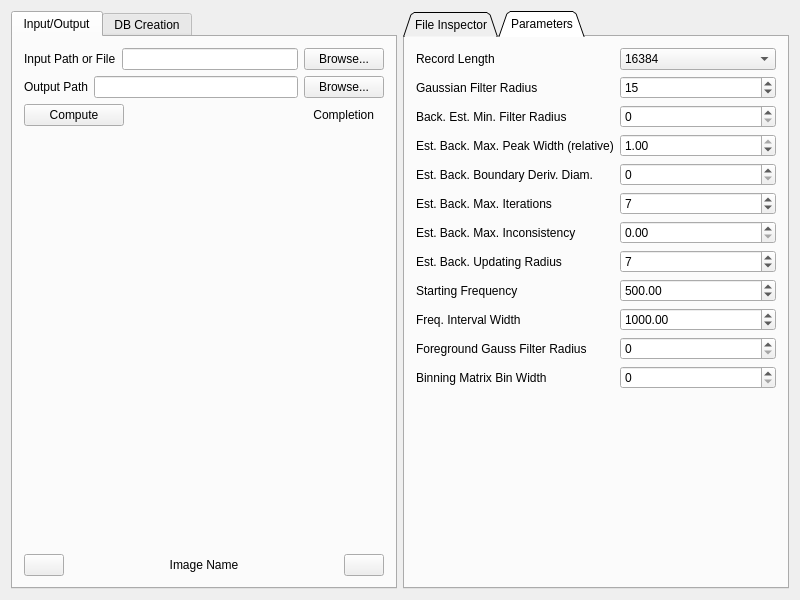
Qt form GUI/Resources/audioRecMain.ui (DottD/audioRec) before a commit.
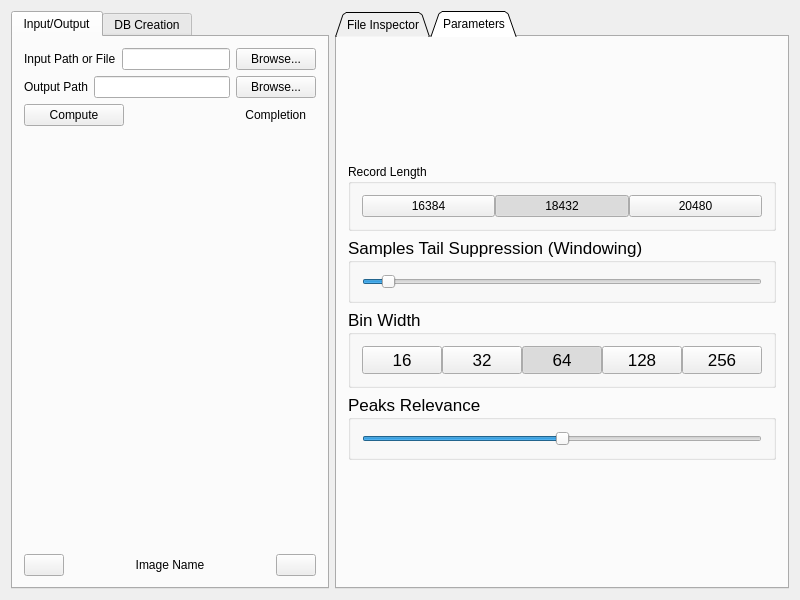
The same form after that commit. The open tabs and pages were chosen to show the change. Icons and pictures are not drawn. Custom widgets are drawn as their Qt base class.

Patch:
```diff
--- a/GUI/Resources/audioRecMain.ui
+++ b/GUI/Resources/audioRecMain.ui
@@ -160,225 +160,354 @@
       <attribute name="title">
        <string>Parameters</string>
       </attribute>
-      <layout class="QFormLayout" name="formLayout">
-       <item row="1" column="0">
-        <widget class="QLabel" name="LabelParRecLength">
-         <property name="text">
+      <layout class="QVBoxLayout" name="verticalLayout_4">
+       <item>
+        <spacer name="verticalSpacer_2">
+         <property name="orientation">
+          <enum>Qt::Vertical</enum>
+         </property>
+         <property name="sizeHint" stdset="0">
+          <size>
+           <width>20</width>
+           <height>40</height>
+          </size>
+         </property>
+        </spacer>
+       </item>
+       <item>
+        <widget class="QGroupBox" name="GroupBoxRecLength">
+         <property name="sizePolicy">
+          <sizepolicy hsizetype="Preferred" vsizetype="Maximum">
+           <horstretch>0</horstretch>
+           <verstretch>0</verstretch>
+          </sizepolicy>
+         </property>
+         <property name="title">
           <string>Record Length</string>
          </property>
-        </widget>
-       </item>
-       <item row="2" column="0">
-        <widget class="QLabel" name="LabelParGaussFilterRad">
-         <property name="text">
-          <string>Gaussian Filter Radius</string>
+         <property name="flat">
+          <bool>true</bool>
          </property>
+         <layout class="QHBoxLayout" name="HorRecLengthGroup">
+          <property name="spacing">
+           <number>0</number>
+          </property>
+          <item>
+           <widget class="QPushButton" name="ButtonRecLength2">
+            <property name="sizePolicy">
+             <sizepolicy hsizetype="Expanding" vsizetype="Fixed">
+              <horstretch>0</horstretch>
+              <verstretch>0</verstretch>
+             </sizepolicy>
+            </property>
+            <property name="text">
+             <string>16384</string>
+            </property>
+            <property name="checkable">
+             <bool>true</bool>
+            </property>
+            <property name="autoExclusive">
+             <bool>true</bool>
+            </property>
+            <attribute name="buttonGroup">
+             <string notr="true">ButtonGroupRecLength</string>
+            </attribute>
+           </widget>
+          </item>
+          <item>
+           <widget class="QPushButton" name="ButtonRecLength3">
+            <property name="sizePolicy">
+             <sizepolicy hsizetype="Expanding" vsizetype="Fixed">
+              <horstretch>0</horstretch>
+              <verstretch>0</verstretch>
+             </sizepolicy>
+            </property>
+            <property name="text">
+             <string>18432</string>
+            </property>
+            <property name="checkable">
+             <bool>true</bool>
+            </property>
+            <property name="checked">
+             <bool>true</bool>
+            </property>
+            <property name="autoExclusive">
+             <bool>true</bool>
+            </property>
+            <attribute name="buttonGroup">
+             <string notr="true">ButtonGroupRecLength</string>
+            </attribute>
+           </widget>
+          </item>
+          <item>
+           <widget class="QPushButton" name="ButtonRecLength1">
+            <property name="sizePolicy">
+             <sizepolicy hsizetype="Expanding" vsizetype="Fixed">
+              <horstretch>0</horstretch>
+              <verstretch>0</verstretch>
+             </sizepolicy>
+            </property>
+            <property name="text">
+             <string>20480</string>
+            </property>
+            <property name="checkable">
+             <bool>true</bool>
+            </property>
+            <property name="autoExclusive">
+             <bool>true</bool>
+            </property>
+            <property name="autoDefault">
+             <bool>false</bool>
+            </property>
+            <property name="default">
+             <bool>false</bool>
+            </property>
+            <property name="flat">
+             <bool>false</bool>
+            </property>
+            <attribute name="buttonGroup">
+             <string notr="true">ButtonGroupRecLength</string>
+            </attribute>
+           </widget>
+          </item>
+         </layout>
         </widget>
        </item>
-       <item row="2" column="1">
-        <widget class="QSpinBox" name="SpinParGaussFilterRad">
-         <property name="minimum">
-          <number>1</number>
+       <item>
+        <widget class="QGroupBox" name="GroupBoxTailSuppression">
+         <property name="sizePolicy">
+          <sizepolicy hsizetype="Preferred" vsizetype="Maximum">
+           <horstretch>0</horstretch>
+           <verstretch>0</verstretch>
+          </sizepolicy>
          </property>
-         <property name="maximum">
-          <number>1000</number>
+         <property name="font">
+          <font>
+           <pointsize>13</pointsize>
+          </font>
          </property>
-         <property name="value">
-          <number>15</number>
+         <property name="title">
+          <string>Samples Tail Suppression (Windowing)</string>
          </property>
+         <layout class="QVBoxLayout" name="verticalLayout_6">
+          <item>
+           <widget class="QSlider" name="SliderParTailSuppression">
+            <property name="sizePolicy">
+             <sizepolicy hsizetype="Expanding" vsizetype="Maximum">
+              <horstretch>0</horstretch>
+              <verstretch>0</verstretch>
+             </sizepolicy>
+            </property>
+            <property name="maximum">
+             <number>1000</number>
+            </property>
+            <property name="value">
+             <number>50</number>
+            </property>
+            <property name="orientation">
+             <enum>Qt::Horizontal</enum>
+            </property>
+           </widget>
+          </item>
+         </layout>
         </widget>
        </item>
-       <item row="3" column="0">
-        <widget class="QLabel" name="LabelParBackEstMinFilterRad">
-         <property name="text">
-          <string>Back. Est. Min. Filter Radius</string>
+       <item>
+        <widget class="QGroupBox" name="GroupBoxBinWidth">
+         <property name="sizePolicy">
+          <sizepolicy hsizetype="Preferred" vsizetype="Maximum">
+           <horstretch>0</horstretch>
+           <verstretch>0</verstretch>
+          </sizepolicy>
          </property>
-        </widget>
-       </item>
-       <item row="4" column="0">
-        <widget class="QLabel" name="LabelParBackEstMaxPeakWidthAllowed">
-         <property name="text">
-          <string>Est. Back. Max. Peak Width (relative)</string>
+         <property name="font">
+          <font>
+           <pointsize>13</pointsize>
+          </font>
          </property>
-        </widget>
-       </item>
-       <item row="4" column="1">
-        <widget class="QDoubleSpinBox" name="SpinParBackEstMaxPeakWidthAllowed">
-         <property name="minimum">
-          <double>0.000000000000000</double>
+         <property name="title">
+          <string>Bin Width</string>
          </property>
-         <property name="maximum">
-          <double>1.000000000000000</double>
-         </property>
-         <property name="singleStep">
-          <double>0.010000000000000</double>
-         </property>
-         <property name="value">
-          <double>1.000000000000000</double>
-         </property>
-        </widget>
-       </item>
-       <item row="5" column="0">
-        <widget class="QLabel" name="LabelParBackEstDerEstimationDiam">
-         <property name="text">
-          <string>Est. Back. Boundary Deriv. Diam.</string>
-         </property>
-        </widget>
-       </item>
-       <item row="6" column="0">
-        <widget class="QLabel" name="LabelParBackEstMaxIterations">
-         <property name="text">
-          <string>Est. Back. Max. Iterations</string>
-         </property>
-        </widget>
-       </item>
-       <item row="6" column="1">
-        <widget class="QSpinBox" name="SpinParBackEstMaxIterations">
-         <property name="minimum">
-          <number>1</number>
-         </property>
-         <property name="maximum">
-          <number>1000</number>
-         </property>
-         <property name="value">
-          <number>7</number>
-         </property>
-        </widget>
-       </item>
-       <item row="7" column="0">
-        <widget class="QLabel" name="LabelParBackEstMaxAllowedInconsistency">
-         <property name="text">
-          <string>Est. Back. Max. Inconsistency</string>
-         </property>
-        </widget>
-       </item>
-       <item row="8" column="0">
-        <widget class="QLabel" name="LabelParBackEstMaxDistNodes">
-         <property name="text">
-          <string>Est. Back. Updating Radius</string>
-         </property>
-        </widget>
-       </item>
-       <item row="8" column="1">
-        <widget class="QSpinBox" name="SpinParBackEstMaxDistNodes">
-         <property name="minimum">
-          <number>1</number>
-         </property>
-         <property name="maximum">
-          <number>1000</number>
-         </property>
-         <property name="value">
-          <number>7</number>
-         </property>
-        </widget>
-       </item>
-       <item row="9" column="0">
-        <widget class="QLabel" name="LabelParIntervalStartFreq">
-         <property name="text">
-          <string>Starting Frequency</string>
-         </property>
-        </widget>
-       </item>
-       <item row="9" column="1">
-        <widget class="QDoubleSpinBox" name="SpinParIntervalStartFreq">
-         <property name="minimum">
-          <double>0.000000000000000</double>
-         </property>
-         <property name="maximum">
-          <double>100000.000000000000000</double>
-         </property>
-         <property name="value">
-          <double>500.000000000000000</double>
-         </property>
-        </widget>
-       </item>
-       <item row="10" column="0">
-        <widget class="QLabel" name="LabelParIntervalWidthFreq">
-         <property name="text">
-          <string>Freq. Interval Width</string>
-         </property>
-        </widget>
-       </item>
-       <item row="10" column="1">
-        <widget class="QDoubleSpinBox" name="SpinParIntervalWidthFreq">
-         <property name="minimum">
-          <double>1.000000000000000</double>
-         </property>
-         <property name="maximum">
-          <double>100000.000000000000000</double>
-         </property>
-         <property name="value">
-          <double>1000.000000000000000</double>
-         </property>
-        </widget>
-       </item>
-       <item row="1" column="1">
-        <widget class="QComboBox" name="ComboParRecLength">
-         <item>
-          <property name="text">
-           <string>16384</string>
+         <layout class="QHBoxLayout" name="horizontalLayout_3">
+          <property name="spacing">
+           <number>0</number>
           </property>
-         </item>
-         <item>
-          <property name="text">
-           <string>18432</string>
-          </property>
-         </item>
-         <item>
-          <property name="text">
-           <string>20480</string>
-          </property>
-         </item>
+          <item>
+           <widget class="QPushButton" name="ButtonBinWidth1">
+            <property name="sizePolicy">
+             <sizepolicy hsizetype="Expanding" vsizetype="Fixed">
+              <horstretch>0</horstretch>
+              <verstretch>0</verstretch>
+             </sizepolicy>
+            </property>
+            <property name="text">
+             <string>16</string>
+            </property>
+            <property name="checkable">
+             <bool>true</bool>
+            </property>
+            <property name="autoExclusive">
+             <bool>true</bool>
+            </property>
+            <attribute name="buttonGroup">
+             <string notr="true">ButtonGroupBinWidth</string>
+            </attribute>
+           </widget>
+          </item>
+          <item>
+           <widget class="QPushButton" name="ButtonBinWidth5">
+            <property name="sizePolicy">
+             <sizepolicy hsizetype="Expanding" vsizetype="Fixed">
+              <horstretch>0</horstretch>
+              <verstretch>0</verstretch>
+             </sizepolicy>
+            </property>
+            <property name="text">
+             <string>32</string>
+            </property>
+            <property name="checkable">
+             <bool>true</bool>
+            </property>
+            <property name="autoExclusive">
+             <bool>true</bool>
+            </property>
+            <attribute name="buttonGroup">
+             <string notr="true">ButtonGroupBinWidth</string>
+            </attribute>
+           </widget>
+          </item>
+          <item>
+           <widget class="QPushButton" name="ButtonBinWidth4">
+            <property name="sizePolicy">
+             <sizepolicy hsizetype="Expanding" vsizetype="Fixed">
+              <horstretch>0</horstretch>
+              <verstretch>0</verstretch>
+             </sizepolicy>
+            </property>
+            <property name="text">
+             <string>64</string>
+            </property>
+            <property name="checkable">
+             <bool>true</bool>
+            </property>
+            <property name="checked">
+             <bool>true</bool>
+            </property>
+            <property name="autoExclusive">
+             <bool>true</bool>
+            </property>
+            <attribute name="buttonGroup">
+             <string notr="true">ButtonGroupBinWidth</string>
+            </attribute>
+           </widget>
+          </item>
+          <item>
+           <widget class="QPushButton" name="ButtonBinWidth3">
+            <property name="sizePolicy">
+             <sizepolicy hsizetype="Expanding" vsizetype="Fixed">
+              <horstretch>0</horstretch>
+              <verstretch>0</verstretch>
+             </sizepolicy>
+            </property>
+            <property name="text">
+             <string>128</string>
+            </property>
+            <property name="checkable">
+             <bool>true</bool>
+            </property>
+            <property name="autoExclusive">
+             <bool>true</bool>
+            </property>
+            <attribute name="buttonGroup">
+             <string notr="true">ButtonGroupBinWidth</string>
+            </attribute>
+           </widget>
+          </item>
+          <item>
+           <widget class="QPushButton" name="ButtonBinWidth2">
+            <property name="sizePolicy">
+             <sizepolicy hsizetype="Expanding" vsizetype="Fixed">
+              <horstretch>0</horstretch>
+              <verstretch>0</verstretch>
+             </sizepolicy>
+            </property>
+            <property name="text">
+             <string>256</string>
+            </property>
+            <property name="checkable">
+             <bool>true</bool>
+            </property>
+            <property name="autoExclusive">
+             <bool>true</bool>
+            </property>
+            <attribute name="buttonGroup">
+             <string notr="true">ButtonGroupBinWidth</string>
+            </attribute>
+           </widget>
+          </item>
+         </layout>
         </widget>
        </item>
-       <item row="11" column="0">
-        <widget class="QLabel" name="LabelParForeGaussFilterRad">
-         <property name="text">
-          <string>Foreground Gauss Filter Radius</string>
+       <item>
+        <widget class="QGroupBox" name="GroupBoxPeaksRelevance">
+         <property name="sizePolicy">
+          <sizepolicy hsizetype="Preferred" vsizetype="Maximum">
+           <horstretch>0</horstretch>
+           <verstretch>0</verstretch>
+          </sizepolicy>
          </property>
-        </widget>
-       </item>
-       <item row="3" column="1">
-        <widget class="QSpinBox" name="SpinParBackEstMinFilterRad">
-         <property name="maximum">
-          <number>1000</number>
+         <property name="font">
+          <font>
+           <pointsize>13</pointsize>
+          </font>
          </property>
-        </widget>
-       </item>
-       <item row="5" column="1">
-        <widget class="QSpinBox" name="SpinParBackEstDerEstimationDiam">
-         <property name="maximum">
-          <number>1000</number>
+         <property name="title">
+          <string>Peaks Relevance</string>
          </property>
+         <layout class="QVBoxLayout" name="verticalLayout_5">
+          <item>
+           <widget class="QSlider" name="SliderParPeaksRelevance">
+            <property name="sizePolicy">
+             <sizepolicy hsizetype="Expanding" vsizetype="Maximum">
+              <horstretch>0</horstretch>
+              <verstretch>0</verstretch>
+             </sizepolicy>
+            </property>
+            <property name="maximum">
+             <number>1000</number>
+            </property>
+            <property name="value">
+             <number>500</number>
+            </property>
+            <property name="orientation">
+             <enum>Qt::Horizontal</enum>
+            </property>
+            <property name="invertedAppearance">
+             <bool>false</bool>
+            </property>
+            <property name="invertedControls">
+             <bool>false</bool>
+            </property>
+            <property name="tickPosition">
+             <enum>QSlider::NoTicks</enum>
+            </property>
+           </widget>
+          </item>
+         </layout>
         </widget>
        </item>
-       <item row="7" column="1">
-        <widget class="QDoubleSpinBox" name="SpinParBackEstMaxAllowedInconsistency">
-         <property name="maximum">
-          <double>100.000000000000000</double>
+       <item>
+        <spacer name="verticalSpacer">
+         <property name="orientation">
+          <enum>Qt::Vertical</enum>
          </property>
-        </widget>
-       </item>
-       <item row="11" column="1">
-        <widget class="QSpinBox" name="SpinParForeGaussFilterRad">
-         <property name="maximum">
-          <number>1000</number>
+         <property name="sizeHint" stdset="0">
+          <size>
+           <width>20</width>
+           <height>40</height>
+          </size>
          </property>
-        </widget>
-       </item>
-       <item row="12" column="0">
-        <widget class="QLabel" name="LabelParBinWidth">
-         <property name="text">
-          <string>Binning Matrix Bin Width</string>
-         </property>
-        </widget>
-       </item>
-       <item row="12" column="1">
-        <widget class="QSpinBox" name="SpinParBinWidth">
-         <property name="maximum">
-          <number>1000</number>
-         </property>
-        </widget>
+        </spacer>
        </item>
       </layout>
      </widget>
```
Left out of the diff: 7 changed lines with no effect on the pictures.
